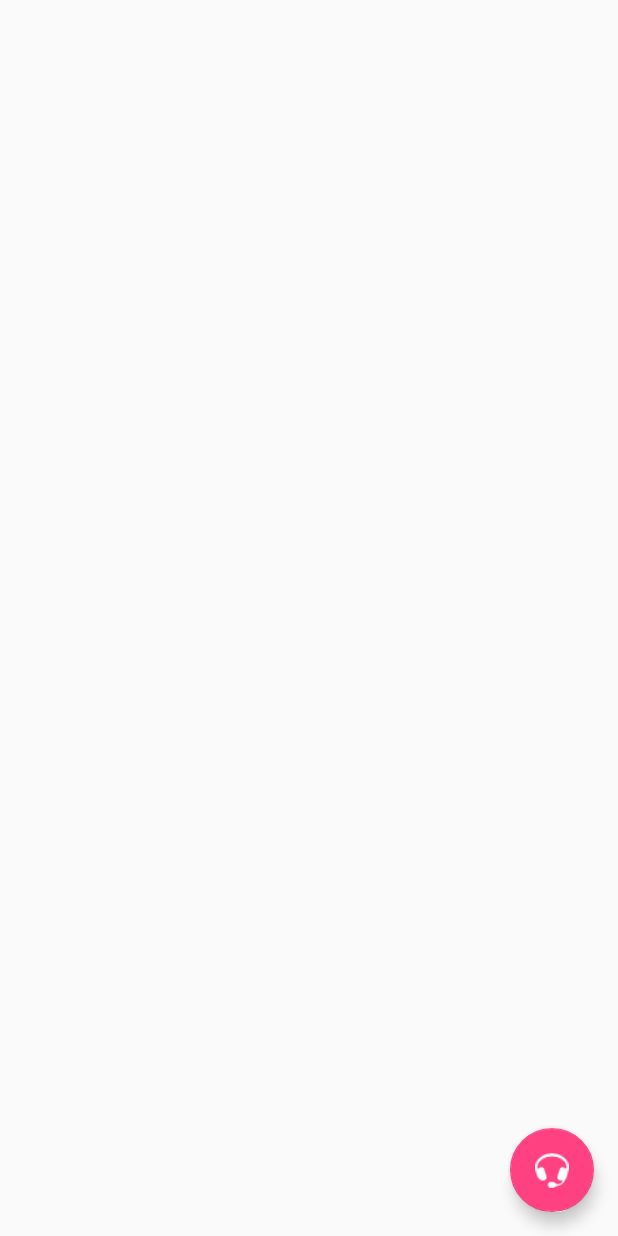
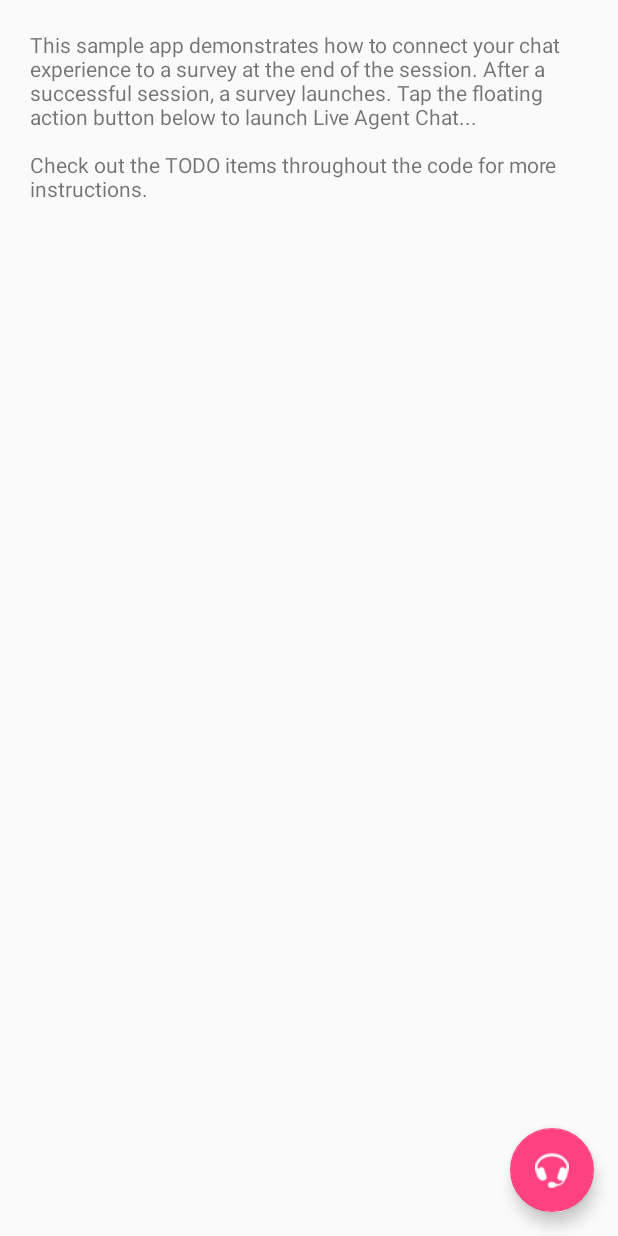
Before and after one commit to forcedotcom/ServiceSDK-Android, an Android app: the screen it shows after launch (LaunchChatActivity), on a phone screen of 412 x 824 dp. Run offline under Robolectric (Android 15) with nearby library versions, the phone set to English and light mode, and no system bars; libraries missing offline, so code that uses them is left out: com.salesforce.android.

Commit message:
Added more instructions when the chat app starts

```diff
--- a/Examples/SnapinsChatSurvey/app/src/main/res/layout/chat_layout.xml
+++ b/Examples/SnapinsChatSurvey/app/src/main/res/layout/chat_layout.xml
@@ -7,6 +7,26 @@
     android:layout_height="match_parent"
     android:id="@+id/chat_layout">
 
+    <android.support.constraint.ConstraintLayout
+        xmlns:android="http://schemas.android.com/apk/res/android"
+        xmlns:app="http://schemas.android.com/apk/res-auto"
+        xmlns:tools="http://schemas.android.com/tools"
+        android:layout_width="match_parent"
+        android:layout_height="match_parent"
+        app:layout_behavior="@string/appbar_scrolling_view_behavior">
+
+        <TextView
+            android:layout_width="0dp"
+            android:layout_height="0dp"
+            android:padding="20dp"
+            android:text="@string/activity_help_text"
+            app:layout_constraintDimensionRatio="H, 1:1"
+            app:layout_constraintStart_toStartOf="parent"
+            app:layout_constraintEnd_toEndOf="parent"
+            app:layout_constraintTop_toTopOf="parent"
+            />
+
+    </android.support.constraint.ConstraintLayout>
 
     <android.support.design.widget.FloatingActionButton
         android:id="@+id/fab"
--- a/Examples/SnapinsChatSurvey/app/src/main/res/values/strings.xml
+++ b/Examples/SnapinsChatSurvey/app/src/main/res/values/strings.xml
@@ -10,4 +10,5 @@
     <string name="survey_prompt_positive">Take Survey</string>
     <string name="survey_prompt_negative">Cancel</string>
     <string name="feedback_label">FEEDBACK</string>
+    <string name="activity_help_text">This sample app demonstrates how to connect your chat experience to a survey at the end of the session. After a successful session, a survey launches. Tap the floating action button below to launch Live Agent Chat...\n\nCheck out the TODO items throughout the code for more instructions.</string>
 </resources>
```
